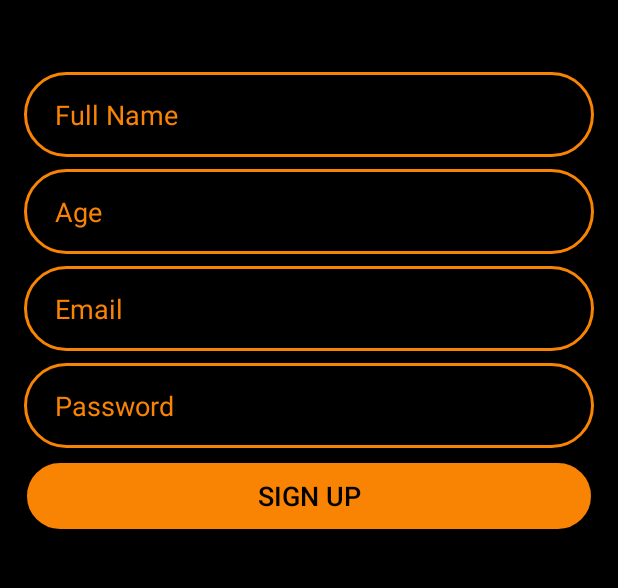
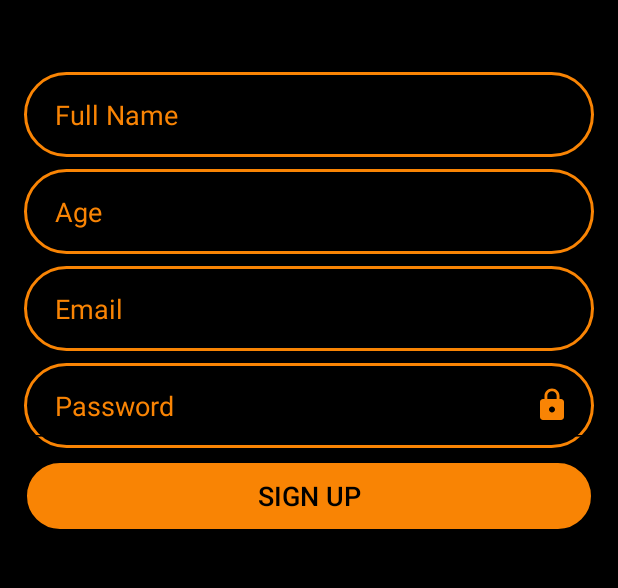
Before and after one commit to srinjoyghosh-bot/CryptoBuddy, an Android app: the screen it shows after launch (SignUpActivity), after a tap on "Sign Up", on a phone screen of 412 x 824 dp, the part 545-1133 px from its top. Run offline under Robolectric (Android 15) with nearby library versions, the phone set to English and light mode, and no system bars; our stand-ins replace Firebase (no records; nobody signed in at launch, a user with empty details on screens opened directly); 3 other taps on this screen came first.

```diff
--- a/app/src/main/java/com/example/cryptoapp/CryptoApi.java
+++ b/app/src/main/java/com/example/cryptoapp/CryptoApi.java
@@ -31,4 +31,5 @@ public interface CryptoApi {
 //API keys:
 //2C00F25F-D35B-4268-8AAC-33D60AF8A985
 //11F06E00-7031-44B7-9535-4641C3B8F766
+//    98EF96D8-3B54-4A47-9F17-C3234452E8C4
 }
--- a/app/src/main/java/com/example/cryptoapp/LoginActivity.java
+++ b/app/src/main/java/com/example/cryptoapp/LoginActivity.java
@@ -2,10 +2,13 @@ package com.example.cryptoapp;
 
 import android.content.Intent;
 import android.os.Bundle;
+import android.text.method.HideReturnsTransformationMethod;
+import android.text.method.PasswordTransformationMethod;
 import android.util.Patterns;
 import android.view.View;
 import android.widget.Button;
 import android.widget.EditText;
+import android.widget.ImageView;
 import android.widget.ProgressBar;
 import android.widget.TextView;
 import android.widget.Toast;
@@ -26,6 +29,7 @@ public class LoginActivity extends AppCompatActivity {
     private ProgressBar mProgressBar;
     private FirebaseAuth mAuth;
     private Button mLogInButton;
+    private ImageView showPassword;
     @Override
     protected void onCreate(@Nullable Bundle savedInstanceState) {
         super.onCreate(savedInstanceState);
@@ -36,6 +40,7 @@ public class LoginActivity extends AppCompatActivity {
         mProgressBar=findViewById(R.id.login_progress);
         mLogInButton=findViewById(R.id.login_btn);
         ForgotPassword=findViewById(R.id.forgot_password);
+        showPassword=findViewById(R.id.password_lock);
         mAuth=FirebaseAuth.getInstance();
         SignUpText.setOnClickListener(new View.OnClickListener() {
             @Override
@@ -54,6 +59,20 @@ public class LoginActivity extends AppCompatActivity {
             @Override
             public void onClick(View v) {
                 startActivity(new Intent(LoginActivity.this,ForgotPasswordActivity.class));
+            }
+        });
+        showPassword.setOnClickListener(new View.OnClickListener() {
+            @Override
+            public void onClick(View v) {
+                if (mPassword.getTransformationMethod().equals(PasswordTransformationMethod.getInstance()))
+                {
+                    mPassword.setTransformationMethod(HideReturnsTransformationMethod.getInstance());
+
+                }
+                else
+                {
+                    mPassword.setTransformationMethod(PasswordTransformationMethod.getInstance());
+                }
             }
         });
 
--- a/app/src/main/java/com/example/cryptoapp/SetTargetActivity.java
+++ b/app/src/main/java/com/example/cryptoapp/SetTargetActivity.java
@@ -19,6 +19,7 @@ import android.widget.Spinner;
 import android.widget.TextView;
 import android.widget.Toast;
 
+import com.google.firebase.auth.FirebaseAuth;
 import com.google.firebase.database.DatabaseReference;
 import com.google.firebase.database.FirebaseDatabase;
 
@@ -71,7 +72,7 @@ public class SetTargetActivity extends AppCompatActivity {
         currentRateText.setText(String.valueOf(currentCryptoRate));
 
         mDb=FirebaseDatabase.getInstance();
-        mTargetsReference=mDb.getReference().child("targets");
+        mTargetsReference=mDb.getReference("Users").child(FirebaseAuth.getInstance().getCurrentUser().getUid()).child("targets");
 
         mTargetText.addTextChangedListener(new TextWatcher() {
             @Override
--- a/app/src/main/java/com/example/cryptoapp/SignUpActivity.java
+++ b/app/src/main/java/com/example/cryptoapp/SignUpActivity.java
@@ -1,10 +1,13 @@
 package com.example.cryptoapp;
 
 import android.os.Bundle;
+import android.text.method.HideReturnsTransformationMethod;
+import android.text.method.PasswordTransformationMethod;
 import android.util.Patterns;
 import android.view.View;
 import android.widget.Button;
 import android.widget.EditText;
+import android.widget.ImageView;
 import android.widget.ProgressBar;
 import android.widget.Toast;
 
@@ -27,6 +30,7 @@ public class SignUpActivity extends AppCompatActivity {
     private EditText mPasswordText;
     private Button mSignUpButton;
     private ProgressBar mProgressBar;
+    private ImageView showPassword;
 
 
     @Override
@@ -40,11 +44,26 @@ public class SignUpActivity extends AppCompatActivity {
         mPasswordText=findViewById(R.id.enter_password);
         mSignUpButton=findViewById(R.id.sign_up_btn);
         mProgressBar=findViewById(R.id.sign_up_progress);
+        showPassword=findViewById(R.id.password_lock_sign_in);
         mFirebaseAuth=FirebaseAuth.getInstance();
         mSignUpButton.setOnClickListener(new View.OnClickListener() {
             @Override
             public void onClick(View v) {
                 registerUser();
+            }
+        });
+        showPassword.setOnClickListener(new View.OnClickListener() {
+            @Override
+            public void onClick(View v) {
+                if (mPasswordText.getTransformationMethod().equals(PasswordTransformationMethod.getInstance()))
+                {
+                    mPasswordText.setTransformationMethod(HideReturnsTransformationMethod.getInstance());
+
+                }
+                else
+                {
+                    mPasswordText.setTransformationMethod(PasswordTransformationMethod.getInstance());
+                }
             }
         });
 
--- /dev/null
+++ b/app/src/main/res/drawable/ic_baseline_lock_24.xml
@@ -0,0 +1,5 @@
+<vector android:height="24dp" android:tint="#F98404"
+    android:viewportHeight="24" android:viewportWidth="24"
+    android:width="24dp" xmlns:android="http://schemas.android.com/apk/res/android">
+    <path android:fillColor="@android:color/white" android:pathData="M18,8h-1L17,6c0,-2.76 -2.24,-5 -5,-5S7,3.24 7,6v2L6,8c-1.1,0 -2,0.9 -2,2v10c0,1.1 0.9,2 2,2h12c1.1,0 2,-0.9 2,-2L20,10c0,-1.1 -0.9,-2 -2,-2zM12,17c-1.1,0 -2,-0.9 -2,-2s0.9,-2 2,-2 2,0.9 2,2 -0.9,2 -2,2zM15.1,8L8.9,8L8.9,6c0,-1.71 1.39,-3.1 3.1,-3.1 1.71,0 3.1,1.39 3.1,3.1v2z"/>
+</vector>
--- a/app/src/main/res/layout/activity_sign_up.xml
+++ b/app/src/main/res/layout/activity_sign_up.xml
@@ -62,21 +62,42 @@
         android:textColorHint="@color/orange"
         android:textSize="18sp"
         ></EditText>
+    <RelativeLayout
+        android:layout_width="match_parent"
+        android:layout_height="wrap_content"
+        android:layout_below="@+id/enter_email"
+        android:id="@+id/sign_in_password_edit"
+        android:background="@drawable/login_item"
+        android:layout_marginBottom="8dp"
+        android:layout_marginRight="16dp"
+        android:layout_marginLeft="16dp"
+        android:orientation="horizontal">
+
         <EditText
             android:id="@+id/enter_password"
             android:inputType="textPassword"
-        android:layout_below="@+id/enter_email"
+
             android:padding="16dp"
-        android:layout_marginBottom="8dp"
-        android:layout_marginRight="16dp"
-        android:layout_marginLeft="16dp"
-        android:background="@drawable/login_item"
+
+            android:backgroundTint="@color/black"
             android:layout_width="match_parent"
             android:layout_height="wrap_content"
             android:hint=" Password "
             android:textColorHint="@color/orange"
             android:textSize="18sp"
+
             ></EditText>
+        <ImageView
+            android:id="@+id/password_lock_sign_in"
+            android:layout_alignParentRight="true"
+            android:layout_centerVertical="true"
+            android:layout_width="wrap_content"
+            android:layout_height="wrap_content"
+            android:src="@drawable/ic_baseline_lock_24"
+            android:layout_marginRight="16dp"
+            ></ImageView>
+    </RelativeLayout>
+
     <Button
         android:id="@+id/sign_up_btn"
         android:layout_width="match_parent"
@@ -88,7 +109,7 @@
         android:text="Sign up"
         android:textSize="18sp"
         android:textColor="@color/black"
-        android:layout_below="@+id/enter_password"
+        android:layout_below="@+id/sign_in_password_edit"
         ></Button>
     <ProgressBar
         android:id="@+id/sign_up_progress"
```
Also changed, not shown: app/src/main/AndroidManifest.xml (+6 -2 lines), app/src/main/java/com/example/cryptoapp/CryptoActivity.java (+5 -17 lines), app/src/main/java/com/example/cryptoapp/CryptoDbHelper.java (deleted, +0 -103 lines), app/src/main/java/com/example/cryptoapp/FavouritesFragment.java (+17 -34 lines), app/src/main/java/com/example/cryptoapp/NotificationHelper.java (deleted, +0 -58 lines), app/src/main/java/com/example/cryptoapp/SearchFragment.java (+48 -72 lines), app/src/main/java/com/example/cryptoapp/TargetsFragment.java (+7 -7 lines), app/src/main/res/layout/activity_login.xml (+25 -5 lines), app/src/main/res/layout/fragment_search.xml (+1 -22 lines). Lines whose indentation alone changed are shown as unchanged.
